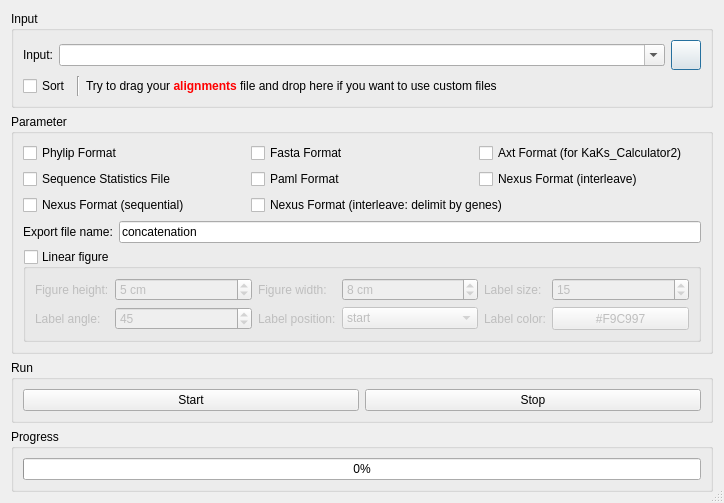
First picture: the form in PhyloSuite/uifiles/Concatenate.ui, repository dongzhang0725/PhyloSuite, before the edit.
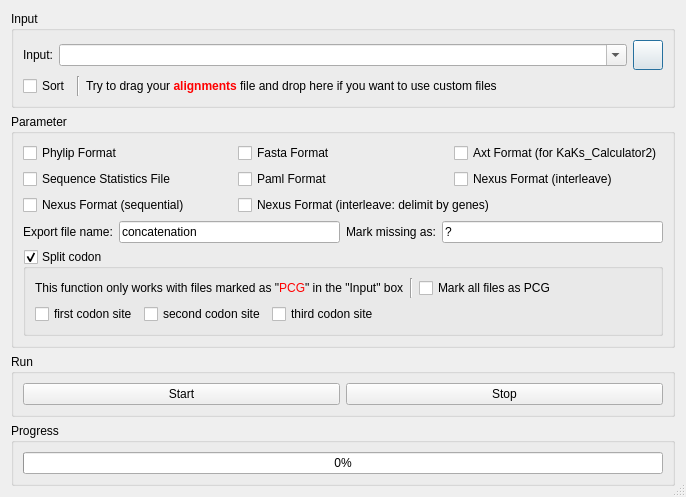
Second picture: the form after the edit. Icons and pictures are not drawn. Custom widgets are drawn as their Qt base class.

```diff
--- a/PhyloSuite/uifiles/Concatenate.ui
+++ b/PhyloSuite/uifiles/Concatenate.ui
@@ -6,8 +6,8 @@
    <rect>
     <x>0</x>
     <y>0</y>
-    <width>724</width>
-    <height>441</height>
+    <width>686</width>
+    <height>457</height>
    </rect>
   </property>
   <property name="windowTitle">
@@ -16,7 +16,7 @@
   <property name="sizeGripEnabled">
    <bool>true</bool>
   </property>
-  <layout class="QVBoxLayout" name="verticalLayout">
+  <layout class="QVBoxLayout" name="verticalLayout_2">
    <item>
     <widget class="QGroupBox" name="groupBox_4">
      <property name="title">
@@ -136,7 +136,7 @@
      <property name="title">
       <string>Parameter</string>
      </property>
-     <layout class="QVBoxLayout" name="verticalLayout_2">
+     <layout class="QVBoxLayout" name="verticalLayout">
       <item>
        <layout class="QGridLayout" name="gridLayout_4">
         <item row="0" column="0">
@@ -213,229 +213,117 @@
           </property>
          </widget>
         </item>
+        <item>
+         <widget class="QLabel" name="label_3">
+          <property name="text">
+           <string>Mark missing as:</string>
+          </property>
+         </widget>
+        </item>
+        <item>
+         <widget class="QLineEdit" name="lineEdit_2">
+          <property name="text">
+           <string>?</string>
+          </property>
+          <property name="maxLength">
+           <number>1</number>
+          </property>
+         </widget>
+        </item>
        </layout>
       </item>
       <item>
-       <widget class="QGroupBox" name="groupBox_top_line">
+       <widget class="QGroupBox" name="groupBox_top_line_2">
         <property name="styleSheet">
          <string notr="true"/>
         </property>
         <property name="title">
-         <string>Linear figure</string>
+         <string>Split codon</string>
         </property>
         <property name="flat">
-         <bool>true</bool>
+         <bool>false</bool>
         </property>
         <property name="checkable">
          <bool>true</bool>
         </property>
         <property name="checked">
-         <bool>false</bool>
+         <bool>true</bool>
         </property>
-        <layout class="QGridLayout" name="gridLayout">
-         <item row="0" column="0">
-          <widget class="QLabel" name="label_9">
-           <property name="enabled">
-            <bool>true</bool>
-           </property>
-           <property name="text">
-            <string>Figure height:</string>
-           </property>
-          </widget>
-         </item>
-         <item row="0" column="1">
-          <widget class="QSpinBox" name="spinBox_5">
-           <property name="enabled">
-            <bool>true</bool>
-           </property>
-           <property name="sizePolicy">
-            <sizepolicy hsizetype="Expanding" vsizetype="Fixed">
-             <horstretch>0</horstretch>
-             <verstretch>0</verstretch>
-            </sizepolicy>
-           </property>
-           <property name="suffix">
-            <string> cm</string>
-           </property>
-           <property name="minimum">
-            <number>1</number>
-           </property>
-           <property name="maximum">
-            <number>99999</number>
-           </property>
-           <property name="value">
-            <number>5</number>
-           </property>
-          </widget>
-         </item>
-         <item row="0" column="2">
-          <widget class="QLabel" name="label_15">
-           <property name="enabled">
-            <bool>true</bool>
-           </property>
-           <property name="text">
-            <string>Figure width:</string>
-           </property>
-          </widget>
-         </item>
-         <item row="0" column="5">
-          <widget class="QLabel" name="label_10">
-           <property name="enabled">
-            <bool>true</bool>
-           </property>
-           <property name="text">
-            <string>Label size:</string>
-           </property>
-          </widget>
-         </item>
-         <item row="0" column="6">
-          <widget class="QSpinBox" name="spinBox_7">
-           <property name="enabled">
-            <bool>true</bool>
-           </property>
-           <property name="sizePolicy">
-            <sizepolicy hsizetype="Expanding" vsizetype="Fixed">
-             <horstretch>0</horstretch>
-             <verstretch>0</verstretch>
-            </sizepolicy>
-           </property>
-           <property name="minimum">
-            <number>1</number>
-           </property>
-           <property name="maximum">
-            <number>99999</number>
-           </property>
-           <property name="value">
-            <number>15</number>
-           </property>
-          </widget>
-         </item>
-         <item row="1" column="0">
-          <widget class="QLabel" name="label_11">
-           <property name="enabled">
-            <bool>true</bool>
-           </property>
-           <property name="text">
-            <string>Label angle:</string>
-           </property>
-          </widget>
-         </item>
-         <item row="1" column="1">
-          <widget class="QSpinBox" name="spinBox_8">
-           <property name="enabled">
-            <bool>true</bool>
-           </property>
-           <property name="sizePolicy">
-            <sizepolicy hsizetype="Expanding" vsizetype="Fixed">
-             <horstretch>0</horstretch>
-             <verstretch>0</verstretch>
-            </sizepolicy>
-           </property>
-           <property name="suffix">
-            <string/>
-           </property>
-           <property name="minimum">
-            <number>-360</number>
-           </property>
-           <property name="maximum">
-            <number>360</number>
-           </property>
-           <property name="value">
-            <number>45</number>
-           </property>
-          </widget>
-         </item>
-         <item row="1" column="2" colspan="2">
-          <widget class="QLabel" name="label_12">
-           <property name="enabled">
-            <bool>true</bool>
-           </property>
-           <property name="text">
-            <string>Label position:</string>
-           </property>
-          </widget>
-         </item>
-         <item row="1" column="4">
-          <widget class="QComboBox" name="comboBox">
-           <property name="enabled">
-            <bool>true</bool>
-           </property>
+        <layout class="QVBoxLayout" name="verticalLayout_3">
+         <item>
+          <layout class="QHBoxLayout" name="horizontalLayout_4">
            <item>
-            <property name="text">
-             <string>start</string>
-            </property>
+            <widget class="QLabel" name="label_6">
+             <property name="text">
+              <string>&lt;html&gt;&lt;head/&gt;&lt;body&gt;&lt;p&gt;This function only works with files marked as &amp;quot;&lt;span style=&quot; color:#ff0000;&quot;&gt;PCG&lt;/span&gt;&amp;quot; in the &amp;quot;Input&amp;quot; box&lt;/p&gt;&lt;/body&gt;&lt;/html&gt;</string>
+             </property>
+            </widget>
            </item>
            <item>
-            <property name="text">
-             <string>middle</string>
-            </property>
+            <widget class="Line" name="line_2">
+             <property name="orientation">
+              <enum>Qt::Vertical</enum>
+             </property>
+            </widget>
            </item>
            <item>
-            <property name="text">
-             <string>end</string>
-            </property>
+            <widget class="QCheckBox" name="checkBox_11">
+             <property name="toolTip">
+              <string>Mark/Unmark all files as protein coding genes (for split codon)</string>
+             </property>
+             <property name="text">
+              <string>Mark all files as PCG</string>
+             </property>
+            </widget>
            </item>
-          </widget>
+          </layout>
          </item>
-         <item row="1" column="5">
-          <widget class="QLabel" name="label_13">
-           <property name="enabled">
-            <bool>true</bool>
-           </property>
-           <property name="text">
-            <string>Label color:</string>
-           </property>
-          </widget>
-         </item>
-         <item row="1" column="6">
-          <widget class="QPushButton" name="pushButton_color">
-           <property name="enabled">
-            <bool>true</bool>
-           </property>
-           <property name="sizePolicy">
-            <sizepolicy hsizetype="Minimum" vsizetype="Expanding">
-             <horstretch>0</horstretch>
-             <verstretch>0</verstretch>
-            </sizepolicy>
-           </property>
-           <property name="toolTip">
-            <string>Click to change color</string>
-           </property>
-           <property name="autoFillBackground">
-            <bool>false</bool>
-           </property>
-           <property name="styleSheet">
-            <string notr="true"/>
-           </property>
-           <property name="text">
-            <string>#F9C997</string>
-           </property>
-          </widget>
-         </item>
-         <item row="0" column="4">
-          <widget class="QSpinBox" name="spinBox_6">
-           <property name="enabled">
-            <bool>true</bool>
-           </property>
-           <property name="sizePolicy">
-            <sizepolicy hsizetype="Expanding" vsizetype="Fixed">
-             <horstretch>0</horstretch>
-             <verstretch>0</verstretch>
-            </sizepolicy>
-           </property>
-           <property name="suffix">
-            <string> cm</string>
-           </property>
-           <property name="minimum">
-            <number>1</number>
-           </property>
-           <property name="maximum">
-            <number>99999</number>
-           </property>
-           <property name="value">
-            <number>8</number>
-           </property>
-          </widget>
+         <item>
+          <layout class="QHBoxLayout" name="horizontalLayout_3">
+           <item>
+            <widget class="QCheckBox" name="checkBox_7">
+             <property name="enabled">
+              <bool>true</bool>
+             </property>
+             <property name="text">
+              <string>first codon site</string>
+             </property>
+            </widget>
+           </item>
+           <item>
+            <widget class="QCheckBox" name="checkBox_8">
+             <property name="enabled">
+              <bool>true</bool>
+             </property>
+             <property name="text">
+              <string>second codon site</string>
+             </property>
+            </widget>
+           </item>
+           <item>
+            <widget class="QCheckBox" name="checkBox_10">
+             <property name="enabled">
+              <bool>true</bool>
+             </property>
+             <property name="text">
+              <string>third codon site</string>
+             </property>
+            </widget>
+           </item>
+           <item>
+            <spacer name="horizontalSpacer_2">
+             <property name="orientation">
+              <enum>Qt::Horizontal</enum>
+             </property>
+             <property name="sizeHint" stdset="0">
+              <size>
+               <width>186</width>
+               <height>20</height>
+              </size>
+             </property>
+            </spacer>
+           </item>
+          </layout>
          </item>
         </layout>
        </widget>
```
